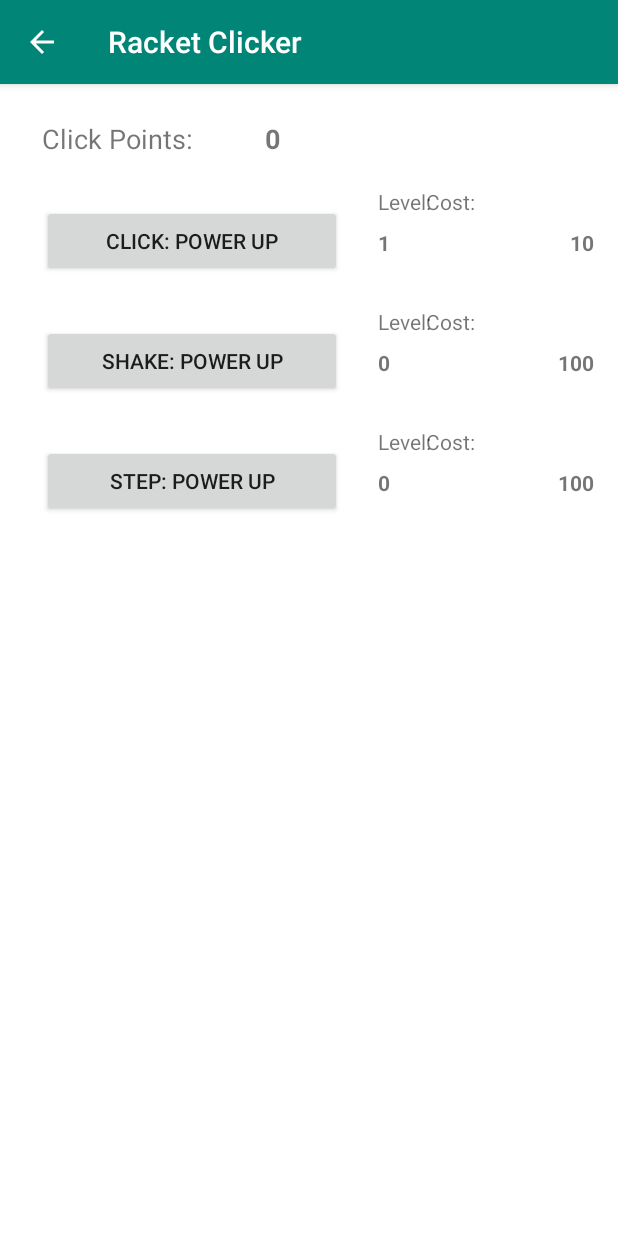
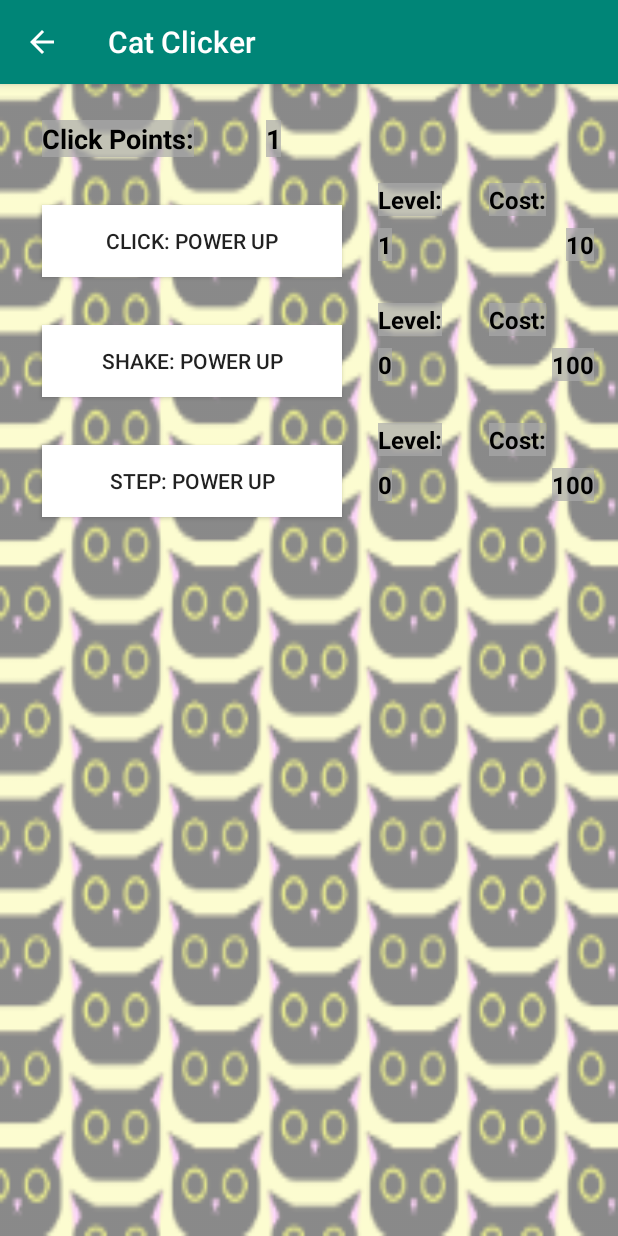
Before and after one commit to Nivlon/Sem2MiniProject1, an Android app: the screen it shows after launch (ShopActivity), after a tap on "SHOP", on a phone screen of 412 x 824 dp. Run offline under Robolectric (Android 15) with nearby library versions, the phone set to English and light mode, and no system bars; 1 other tap on this screen came first.

Commit message:
Episode 4: A New Hope
It's time, mi bois

```diff
--- a/MySecondApplication/app/src/main/java/com/example/mysecondapplication/MainActivity.java
+++ b/MySecondApplication/app/src/main/java/com/example/mysecondapplication/MainActivity.java
@@ -1,16 +1,22 @@
 package com.example.mysecondapplication;
 
 import android.content.Intent;
+import android.content.res.Resources;
+import android.graphics.drawable.Drawable;
 import android.hardware.Sensor;
 import android.hardware.SensorEvent;
 import android.hardware.SensorEventListener;
 import android.hardware.SensorManager;
+import android.support.v4.content.ContextCompat;
 import android.support.v7.app.AppCompatActivity;
 import android.os.Bundle;
 import android.view.View;
+import android.widget.Button;
+import android.widget.ImageButton;
 import android.widget.TextView;
 
 import static android.hardware.SensorManager.GRAVITY_EARTH;
+import static java.lang.Thread.*;
 
 public class MainActivity extends AppCompatActivity implements SensorEventListener {
 
@@ -18,8 +24,8 @@ public class MainActivity extends AppCompatActivity implements SensorEventListen
     public static int shakePower = 0;
     public static int stepPower = 0;
     public static int clickPointCounter = 0;
-    public static String clickPointString = "0";
     public static boolean accelDownwardsCheck=true;
+    public static boolean isCatWoke=true;
 
     TextView textClickPoints;
 
@@ -32,16 +38,17 @@ public class MainActivity extends AppCompatActivity implements SensorEventListen
         //Text Update
         textClickPoints = findViewById(R.id.clickPoints);
         sensorManager = (SensorManager) getSystemService(SENSOR_SERVICE);
-        sensorManager.registerListener(this, sensorManager.getDefaultSensor(Sensor.TYPE_ACCELEROMETER), SensorManager.SENSOR_DELAY_NORMAL);
-        sensorManager.registerListener(this, sensorManager.getDefaultSensor(Sensor.TYPE_STEP_DETECTOR), SensorManager.SENSOR_DELAY_NORMAL);
+        sensorManager.registerListener(this, sensorManager.getDefaultSensor(Sensor.TYPE_ACCELEROMETER), SensorManager.SENSOR_DELAY_UI);
+        sensorManager.registerListener(this, sensorManager.getDefaultSensor(Sensor.TYPE_STEP_DETECTOR), SensorManager.SENSOR_DELAY_UI);
         refreshDisplay();
     }
 
     public void sendMessage(View view) { //Pressing button
         clickPointCounter+=clickPower;
-        textClickPoints.setText(clickPointCounter+"");
+        isCatWoke=!isCatWoke;
         refreshDisplay();
-}
+    }
+
     public void goToShop(View view) { //Changes to Shop Activity
         Intent intent = new Intent(this, ShopActivity.class);
         startActivity(intent);
@@ -50,12 +57,16 @@ public class MainActivity extends AppCompatActivity implements SensorEventListen
 
     @Override
     public void onSensorChanged(SensorEvent event) { //Checks for shaking
-
+        Button catbutton=findViewById(R.id.catbutton);
+        if(isCatWoke){
+            catbutton.setBackgroundResource(R.drawable.catwake);
+        } else {
+            catbutton.setBackgroundResource(R.drawable.cat);
+        }
         if (event.sensor.getType() == Sensor.TYPE_ACCELEROMETER) {
             if(accelDownwardsCheck) {
                 if(event.values[1]-GRAVITY_EARTH<-5) {
                     clickPointCounter += shakePower;
-                    clickPointString = Integer.toString(clickPointCounter);
                     accelDownwardsCheck = false;
                 }
             } else {
@@ -65,7 +76,6 @@ public class MainActivity extends AppCompatActivity implements SensorEventListen
             }
         }else if (event.sensor.getType() == Sensor.TYPE_STEP_DETECTOR) {
             clickPointCounter+=stepPower;
-            clickPointString= Integer.toString(clickPointCounter);
         }
         refreshDisplay();
     }
--- a/MySecondApplication/app/src/main/java/com/example/mysecondapplication/ShopActivity.java
+++ b/MySecondApplication/app/src/main/java/com/example/mysecondapplication/ShopActivity.java
@@ -48,7 +48,7 @@ public class ShopActivity extends AppCompatActivity {
         if (MainActivity.clickPointCounter >= shakePowerCost) {
             MainActivity.clickPointCounter -= shakePowerCost;
             MainActivity.shakePower++;
-            shakePowerCost = 100 + MainActivity.shakePower ^ 2;
+            shakePowerCost = 100 + MainActivity.shakePower * MainActivity.shakePower;
 
             refreshDisplay();
         }
@@ -59,7 +59,7 @@ public class ShopActivity extends AppCompatActivity {
         if (MainActivity.clickPointCounter >= stepPowerCost) {
             MainActivity.clickPointCounter -= stepPowerCost;
             MainActivity.stepPower++;
-            stepPowerCost = 100+MainActivity.stepPower^2;
+            stepPowerCost = 100+MainActivity.stepPower*MainActivity.stepPower;
         }
         refreshDisplay();
     }
@@ -73,22 +73,4 @@ public class ShopActivity extends AppCompatActivity {
         textShakePowerLvl.setText(MainActivity.shakePower+"");
         textStepPowerLvl.setText(MainActivity.stepPower+"");
     }
-    /*public void whatPower(View view) {
-        if (view.getId() == (R.id.shakePowerCost)){
-            powerUp(shakePowerString, MainActivity.shakePower);
-        } else if (view.getId()== (R.id.clickPowerCost)) {
-            powerUp(clickPowerString, MainActivity.clickPower);
-        }
-
-    }
-
-    public void powerUp(String pwrString, int pwrValue) {
-        MainActivity.clickPointCounter -= (pwrValue * pwrValue);
-        pwrValue++;
-
-        pwrString = Integer.toString(pwrValue * pwrValue);
-        textview.setText(pwrString);
-        MainActivity.clickPointString = Integer.toString(MainActivity.clickPointCounter);
-        textView.setText(MainActivity.clickPointString);
-    }*/
 }
--- /dev/null
+++ b/MySecondApplication/app/src/main/res/drawable/cat.xml
@@ -0,0 +1,4 @@
+<?xml version="1.0" encoding="utf-8"?>
+<bitmap
+    xmlns:android="http://schemas.android.com/apk/res/android"
+    android:src="@mipmap/cat" />
--- /dev/null
+++ b/MySecondApplication/app/src/main/res/drawable/catwake.xml
@@ -0,0 +1,4 @@
+<?xml version="1.0" encoding="utf-8"?>
+<bitmap
+    xmlns:android="http://schemas.android.com/apk/res/android"
+    android:src="@mipmap/catwake" />
--- a/MySecondApplication/app/src/main/res/layout/activity_main.xml
+++ b/MySecondApplication/app/src/main/res/layout/activity_main.xml
@@ -4,16 +4,16 @@
     xmlns:tools="http://schemas.android.com/tools"
     android:layout_width="match_parent"
     android:layout_height="match_parent"
+    android:background="@mipmap/cp2"
     tools:context=".MainActivity">
 
     <Button
-        android:id="@+id/button"
+        android:id="@+id/catbutton"
         android:layout_width="300dp"
         android:layout_height="300dp"
         android:layout_marginBottom="72dp"
-        android:background="@mipmap/TheFoggening"
+        android:background="@mipmap/catwake"
         android:onClick="sendMessage"
-        android:text="+"
         android:textSize="150sp"
         app:layout_constraintBottom_toTopOf="@+id/button2"
         app:layout_constraintEnd_toEndOf="parent"
@@ -29,6 +29,7 @@
         android:layout_marginEnd="8dp"
         android:layout_marginRight="8dp"
         android:layout_marginBottom="36dp"
+        android:background="#FFFFFF"
         android:onClick="goToShop"
         android:text="Shop"
         android:textSize="24sp"
@@ -42,6 +43,9 @@
         android:layout_height="wrap_content"
         android:layout_marginTop="32dp"
         android:text="@string/text_clickPoints"
+        android:textColor="@android:color/background_dark"
+        android:textSize="24sp"
+        android:textStyle="bold"
         app:layout_constraintEnd_toEndOf="parent"
         app:layout_constraintHorizontal_bias="0.498"
         app:layout_constraintStart_toStartOf="parent"
@@ -51,9 +55,12 @@
         android:id="@+id/clickPoints"
         android:layout_width="wrap_content"
         android:layout_height="wrap_content"
+        android:shadowColor="#00050404"
         android:text="TextView"
+        android:textColor="@android:color/background_dark"
         android:textSize="36sp"
-        app:layout_constraintBottom_toTopOf="@+id/button"
+        android:textStyle="bold"
+        app:layout_constraintBottom_toTopOf="@+id/catbutton"
         app:layout_constraintEnd_toEndOf="parent"
         app:layout_constraintStart_toStartOf="parent"
         app:layout_constraintTop_toBottomOf="@+id/textView" />
--- a/MySecondApplication/app/src/main/res/layout/activity_shop.xml
+++ b/MySecondApplication/app/src/main/res/layout/activity_shop.xml
@@ -4,7 +4,7 @@
     xmlns:tools="http://schemas.android.com/tools"
     android:layout_width="match_parent"
     android:layout_height="match_parent"
-    android:background="#FFFFFF"
+    android:background="@mipmap/cpp"
     tools:context=".ShopActivity">
 
     <Button
@@ -12,6 +12,7 @@
         android:layout_width="200dp"
         android:layout_height="wrap_content"
         android:layout_marginTop="32dp"
+        android:background="@android:color/background_light"
         android:onClick="shakePowerUp"
         android:text="@string/btn_shakePwrUp"
         app:layout_constraintStart_toStartOf="@+id/button3"
@@ -24,6 +25,7 @@
         android:layout_marginStart="28dp"
         android:layout_marginLeft="28dp"
         android:layout_marginTop="32dp"
+        android:background="@android:color/background_light"
         android:onClick="clickPowerUp"
         android:text="@string/btn_clickPwrUp"
         app:layout_constraintStart_toStartOf="parent"
@@ -36,7 +38,10 @@
         android:layout_marginTop="15dp"
         android:layout_marginEnd="16dp"
         android:layout_marginRight="16dp"
+        android:background="#B3AAAAAA"
         android:text="@string/text_default"
+        android:textColor="@android:color/background_dark"
+        android:textSize="16sp"
         android:textStyle="bold"
         app:layout_constraintEnd_toEndOf="parent"
         app:layout_constraintTop_toTopOf="@+id/button3" />
@@ -48,7 +53,9 @@
         android:layout_marginStart="48dp"
         android:layout_marginLeft="48dp"
         android:layout_marginTop="24dp"
+        android:background="#B3AAAAAA"
         android:text="@string/text_default"
+        android:textColor="@android:color/background_dark"
         android:textSize="18sp"
         android:textStyle="bold"
         app:layout_constraintStart_toEndOf="@+id/textView3"
@@ -58,8 +65,11 @@
         android:id="@+id/textView3"
         android:layout_width="wrap_content"
         android:layout_height="wrap_content"
+        android:background="#B3AAAAAA"
         android:text="@string/text_clickPoints"
+        android:textColor="@android:color/background_dark"
         android:textSize="18sp"
+        android:textStyle="bold"
         app:layout_constraintBaseline_toBaselineOf="@+id/clickPointsShop"
         app:layout_constraintEnd_toStartOf="@+id/clickPointsShop"
         app:layout_constraintStart_toStartOf="@+id/button3" />
@@ -69,7 +79,10 @@
         android:layout_width="wrap_content"
         android:layout_height="wrap_content"
         android:layout_marginTop="15dp"
+        android:background="#B3AAAAAA"
         android:text="@string/text_default"
+        android:textColor="@android:color/background_dark"
+        android:textSize="16sp"
         android:textStyle="bold"
         app:layout_constraintEnd_toEndOf="@+id/clickPowerCost"
         app:layout_constraintTop_toTopOf="@+id/button4" />
@@ -79,6 +92,7 @@
         android:layout_width="200dp"
         android:layout_height="wrap_content"
         android:layout_marginTop="32dp"
+        android:background="@android:color/background_light"
         android:onClick="stepPowerUp"
         android:text="@string/btn_stepPwrUp"
         app:layout_constraintStart_toStartOf="@+id/button4"
@@ -93,7 +107,10 @@
         android:layout_marginTop="15dp"
         android:layout_marginEnd="8dp"
         android:layout_marginRight="8dp"
+        android:background="#B3AAAAAA"
         android:text="@string/text_default"
+        android:textColor="@android:color/background_dark"
+        android:textSize="16sp"
         android:textStyle="bold"
         app:layout_constraintEnd_toStartOf="@+id/clickPowerCost"
         app:layout_constraintHorizontal_bias="0.0"
@@ -107,7 +124,11 @@
         android:layout_marginStart="24dp"
         android:layout_marginLeft="24dp"
         android:layout_marginBottom="8dp"
+        android:background="#B3AAAAAA"
         android:text="@string/text_lvl"
+        android:textColor="@android:color/background_dark"
+        android:textSize="16sp"
+        android:textStyle="bold"
         app:layout_constraintBottom_toTopOf="@+id/clickPowerLvl"
         app:layout_constraintEnd_toStartOf="@+id/textView7"
         app:layout_constraintHorizontal_bias="0.0"
@@ -119,9 +140,16 @@
         android:layout_height="wrap_content"
         android:layout_marginStart="24dp"
         android:layout_marginLeft="24dp"
+        android:layout_marginEnd="8dp"
+        android:layout_marginRight="8dp"
         android:layout_marginBottom="8dp"
+        android:background="#B3AAAAAA"
         android:text="@string/text_cost"
+        android:textColor="@android:color/background_dark"
+        android:textSize="16sp"
+        android:textStyle="bold"
         app:layout_constraintBottom_toTopOf="@+id/clickPowerCost"
+        app:layout_constraintEnd_toEndOf="parent"
         app:layout_constraintStart_toEndOf="@+id/clickPowerLvl" />
 
     <TextView
@@ -129,7 +157,10 @@
         android:layout_width="wrap_content"
         android:layout_height="wrap_content"
         android:layout_marginTop="15dp"
+        android:background="#B3AAAAAA"
         android:text="@string/text_default"
+        android:textColor="@android:color/background_dark"
+        android:textSize="16sp"
         android:textStyle="bold"
         app:layout_constraintEnd_toEndOf="@+id/clickPowerLvl"
         app:layout_constraintTop_toTopOf="@+id/button4" />
@@ -139,7 +170,11 @@
         android:layout_width="wrap_content"
         android:layout_height="wrap_content"
         android:layout_marginBottom="8dp"
+        android:background="#B3AAAAAA"
         android:text="@string/text_lvl"
+        android:textColor="@android:color/background_dark"
+        android:textSize="16sp"
+        android:textStyle="bold"
         app:layout_constraintBottom_toTopOf="@+id/shakePowerLvl"
         app:layout_constraintStart_toStartOf="@+id/textView6" />
 
@@ -148,7 +183,11 @@
         android:layout_width="wrap_content"
         android:layout_height="wrap_content"
         android:layout_marginBottom="8dp"
+        android:background="#B3AAAAAA"
         android:text="@string/text_cost"
+        android:textColor="@android:color/background_dark"
+        android:textSize="16sp"
+        android:textStyle="bold"
         app:layout_constraintBottom_toTopOf="@+id/shakePowerCost"
         app:layout_constraintStart_toStartOf="@+id/textView7" />
 
@@ -157,7 +196,10 @@
         android:layout_width="wrap_content"
         android:layout_height="wrap_content"
         android:layout_marginTop="15dp"
+        android:background="#B3AAAAAA"
         android:text="@string/text_default"
+        android:textColor="@android:color/background_dark"
+        android:textSize="16sp"
         android:textStyle="bold"
         app:layout_constraintEnd_toEndOf="@+id/shakePowerLvl"
         app:layout_constraintTop_toTopOf="@+id/button5" />
@@ -167,7 +209,10 @@
         android:layout_width="wrap_content"
         android:layout_height="wrap_content"
         android:layout_marginTop="15dp"
+        android:background="#B3AAAAAA"
         android:text="@string/text_default"
+        android:textColor="@android:color/background_dark"
+        android:textSize="16sp"
         android:textStyle="bold"
         app:layout_constraintEnd_toEndOf="@+id/shakePowerCost"
         app:layout_constraintTop_toTopOf="@+id/button5" />
@@ -177,7 +222,11 @@
         android:layout_width="wrap_content"
         android:layout_height="wrap_content"
         android:layout_marginBottom="8dp"
+        android:background="#B3AAAAAA"
         android:text="@string/text_lvl"
+        android:textColor="@android:color/background_dark"
+        android:textSize="16sp"
+        android:textStyle="bold"
         app:layout_constraintBottom_toTopOf="@+id/stepPowerLvl"
         app:layout_constraintStart_toStartOf="@+id/textView10" />
 
@@ -186,7 +235,11 @@
         android:layout_width="wrap_content"
         android:layout_height="wrap_content"
         android:layout_marginBottom="8dp"
+        android:background="#B3AAAAAA"
         android:text="@string/text_cost"
+        android:textColor="@android:color/background_dark"
+        android:textSize="16sp"
+        android:textStyle="bold"
         app:layout_constraintBottom_toTopOf="@+id/stepPowerCost"
         app:layout_constraintStart_toStartOf="@+id/textView11" />
 
--- a/MySecondApplication/app/src/main/res/values/strings.xml
+++ b/MySecondApplication/app/src/main/res/values/strings.xml
@@ -1,5 +1,5 @@
 <resources>
-    <string name="app_name">Racket Clicker</string>
+    <string name="app_name">Cat Clicker</string>
 
     <string name="text_default">TextView</string>
     <string name="text_clickPoints">Click Points:</string>
```
Also changed, not shown: MySecondApplication/app/src/main/res/mipmap-xhdpi/TheFoggening.PNG (deleted), MySecondApplication/app/src/main/res/mipmap-xhdpi/cp2.png (added), MySecondApplication/app/src/main/res/mipmap-xhdpi/cpp.png (added), MySecondApplication/app/src/main/res/mipmap-xxxhdpi/cat.png (added), MySecondApplication/app/src/main/res/mipmap-xxxhdpi/catpattern.png (added), MySecondApplication/app/src/main/res/mipmap-xxxhdpi/catpatternopa.png (added), MySecondApplication/app/src/main/res/mipmap-xxxhdpi/catwake.png (added), MySecondApplication/app/src/main/res/mipmap-xxxhdpi/pawheartpattern.png (added), MySecondApplication/app/src/main/res/mipmap-xxxhdpi/pawheartpatternopa.png (added), MySecondApplication/app/src/main/res/mipmap-xxxhdpi/pawpattern.png (added).
